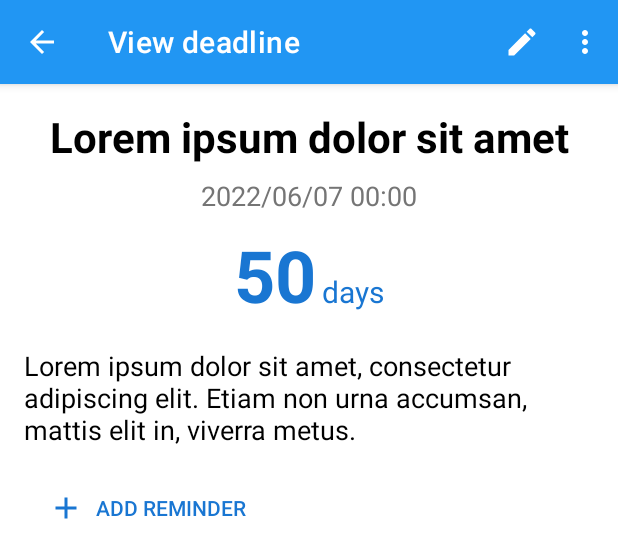
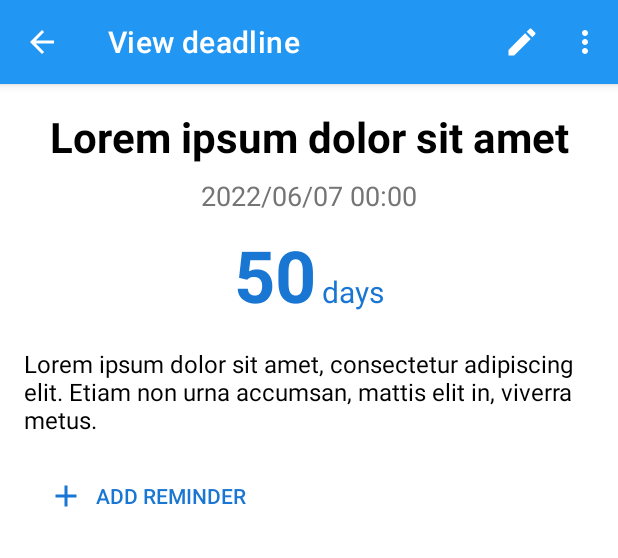
Before and after one commit to wangtz0607/DeadlineKiller, an Android app: the layout fragment_view_deadline.xml on its own in the app's theme, with its tools: preview values and no code run, on a phone screen of 412 x 824 dp. Shown: the top 558 px of the screen. Run offline under Robolectric (Android 15) with nearby library versions, the phone set to English and light mode, and no system bars.

Commit message:
Update fragment_view_deadline.xml

```diff
--- a/app/src/main/res/layout/fragment_view_deadline.xml
+++ b/app/src/main/res/layout/fragment_view_deadline.xml
@@ -22,12 +22,12 @@
     <ScrollView
         android:layout_width="match_parent"
         android:layout_height="match_parent"
-        android:padding="16dp"
         app:layout_behavior="@string/appbar_scrolling_view_behavior">
 
         <LinearLayout
             android:layout_width="match_parent"
             android:layout_height="wrap_content"
+            android:layout_margin="16dp"
             android:orientation="vertical">
 
             <TextView
@@ -83,7 +83,7 @@
                 android:layout_height="wrap_content"
                 android:layout_marginTop="16dp"
                 android:textColor="@color/black"
-                android:textSize="18sp"
+                android:textSize="16sp"
                 tools:text="Lorem ipsum dolor sit amet, consectetur adipiscing elit. Etiam non urna accumsan, mattis elit in, viverra metus." />
 
             <androidx.recyclerview.widget.RecyclerView
```
